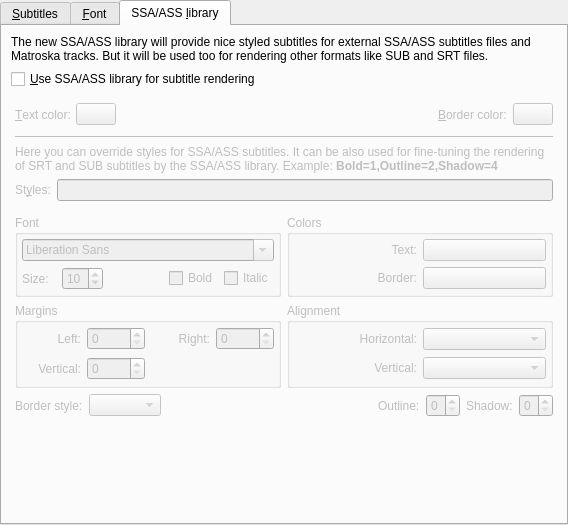
Old version of the form src/prefsubtitles.ui in the repository wilbert2000/wzplayer.
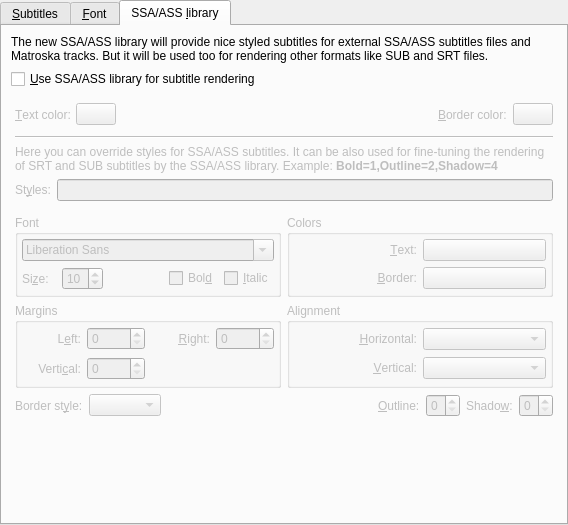
New version of the form. The open tabs and pages were chosen to show the change. Custom widgets are drawn as their Qt base class.

```diff
--- a/src/prefsubtitles.ui
+++ b/src/prefsubtitles.ui
@@ -927,7 +927,10 @@
                <item>
                 <widget class="QLabel" name="label" >
                  <property name="text" >
-                  <string>Size:</string>
+                  <string>Si&amp;ze:</string>
+                 </property>
+                 <property name="buddy" >
+                  <cstring>style_size_spin</cstring>
                  </property>
                 </widget>
                </item>
@@ -966,14 +969,14 @@
                <item>
                 <widget class="QCheckBox" name="style_bold_check" >
                  <property name="text" >
-                  <string>Bold</string>
+                  <string>Bol&amp;d</string>
                  </property>
                 </widget>
                </item>
                <item>
                 <widget class="QCheckBox" name="style_italic_check" >
                  <property name="text" >
-                  <string>Italic</string>
+                  <string>&amp;Italic</string>
                  </property>
                 </widget>
                </item>
@@ -1003,11 +1006,14 @@
              <item row="0" column="0" >
               <widget class="QLabel" name="label_2" >
                <property name="text" >
-                <string>Text:</string>
+                <string>&amp;Text:</string>
                </property>
                <property name="alignment" >
                 <set>Qt::AlignRight|Qt::AlignTrailing|Qt::AlignVCenter</set>
                </property>
+               <property name="buddy" >
+                <cstring>style_text_color_button</cstring>
+               </property>
               </widget>
              </item>
              <item row="0" column="1" >
@@ -1020,11 +1026,14 @@
              <item row="1" column="0" >
               <widget class="QLabel" name="label_3" >
                <property name="text" >
-                <string>Border:</string>
+                <string>&amp;Border:</string>
                </property>
                <property name="alignment" >
                 <set>Qt::AlignRight|Qt::AlignTrailing|Qt::AlignVCenter</set>
                </property>
+               <property name="buddy" >
+                <cstring>style_border_color_button</cstring>
+               </property>
               </widget>
              </item>
              <item row="1" column="1" >
@@ -1058,11 +1067,14 @@
              <item row="0" column="0" >
               <widget class="QLabel" name="label_7" >
                <property name="text" >
-                <string>Left:</string>
+                <string>L&amp;eft:</string>
                </property>
                <property name="alignment" >
                 <set>Qt::AlignRight|Qt::AlignTrailing|Qt::AlignVCenter</set>
                </property>
+               <property name="buddy" >
+                <cstring>style_marginl_spin</cstring>
+               </property>
               </widget>
              </item>
              <item row="0" column="1" >
@@ -1071,11 +1083,14 @@
              <item row="0" column="2" >
               <widget class="QLabel" name="label_8" >
                <property name="text" >
-                <string>Right:</string>
+                <string>&amp;Right:</string>
                </property>
                <property name="alignment" >
                 <set>Qt::AlignRight|Qt::AlignTrailing|Qt::AlignVCenter</set>
                </property>
+               <property name="buddy" >
+                <cstring>style_marginr_spin</cstring>
+               </property>
               </widget>
              </item>
              <item row="0" column="3" >
@@ -1084,11 +1099,14 @@
              <item row="1" column="0" >
               <widget class="QLabel" name="label_9" >
                <property name="text" >
-                <string>Vertical:</string>
+                <string>Verti&amp;cal:</string>
                </property>
                <property name="alignment" >
                 <set>Qt::AlignRight|Qt::AlignTrailing|Qt::AlignVCenter</set>
                </property>
+               <property name="buddy" >
+                <cstring>style_marginv_spin</cstring>
+               </property>
               </widget>
              </item>
              <item row="1" column="1" >
@@ -1131,11 +1149,14 @@
              <item row="0" column="0" >
               <widget class="QLabel" name="label_4" >
                <property name="text" >
-                <string>Horizontal:</string>
+                <string>&amp;Horizontal:</string>
                </property>
                <property name="alignment" >
                 <set>Qt::AlignRight|Qt::AlignTrailing|Qt::AlignVCenter</set>
                </property>
+               <property name="buddy" >
+                <cstring>style_alignment_combo</cstring>
+               </property>
               </widget>
              </item>
              <item row="0" column="1" >
@@ -1144,11 +1165,14 @@
              <item row="1" column="0" >
               <widget class="QLabel" name="label_6" >
                <property name="text" >
-                <string>Vertical:</string>
+                <string>&amp;Vertical:</string>
                </property>
                <property name="alignment" >
                 <set>Qt::AlignRight|Qt::AlignTrailing|Qt::AlignVCenter</set>
                </property>
+               <property name="buddy" >
+                <cstring>style_valignment_combo</cstring>
+               </property>
               </widget>
              </item>
              <item row="1" column="1" >
@@ -1162,7 +1186,10 @@
             <item>
              <widget class="QLabel" name="label_5" >
               <property name="text" >
-               <string>Border style:</string>
+               <string>Border st&amp;yle:</string>
+              </property>
+              <property name="buddy" >
+               <cstring>style_border_style_combo</cstring>
               </property>
              </widget>
             </item>
@@ -1185,7 +1212,10 @@
             <item>
              <widget class="QLabel" name="style_outline_label" >
               <property name="text" >
-               <string>Outline:</string>
+               <string>&amp;Outline:</string>
+              </property>
+              <property name="buddy" >
+               <cstring>style_outline_spin</cstring>
               </property>
              </widget>
             </item>
@@ -1205,7 +1235,10 @@
             <item>
              <widget class="QLabel" name="style_shadow_label" >
               <property name="text" >
-               <string>Shadow:</string>
+               <string>Shado&amp;w:</string>
+              </property>
+              <property name="buddy" >
+               <cstring>style_shadow_spin</cstring>
               </property>
              </widget>
             </item>
```
